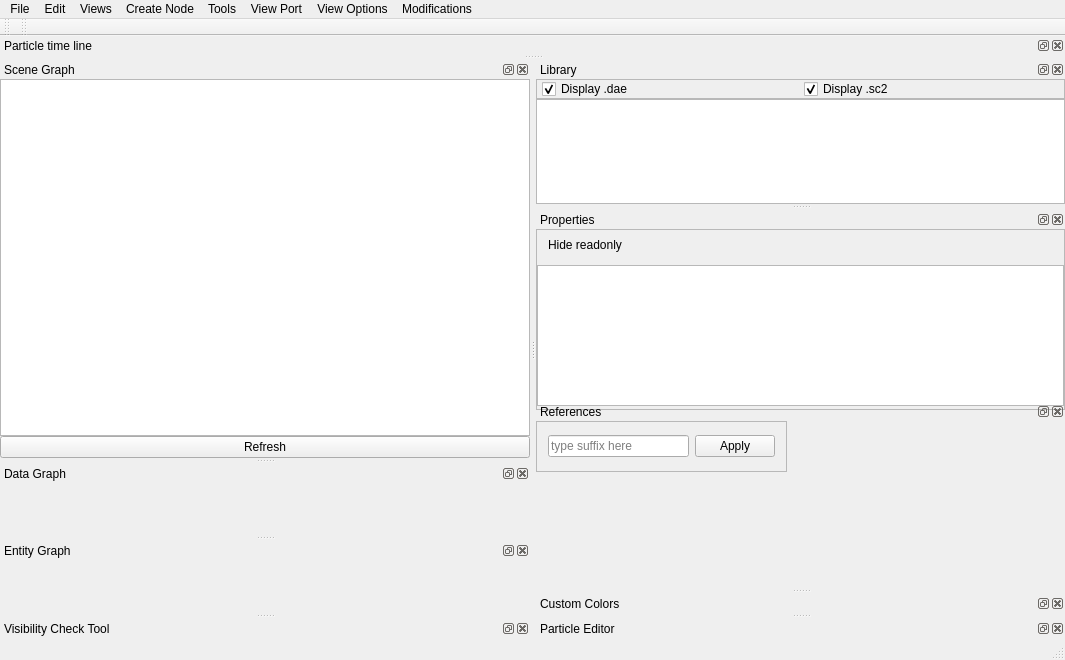
Qt form Tools/ResourceEditor/DataQt/mainwindow.ui (xaoctech/dava.engine) before a commit.
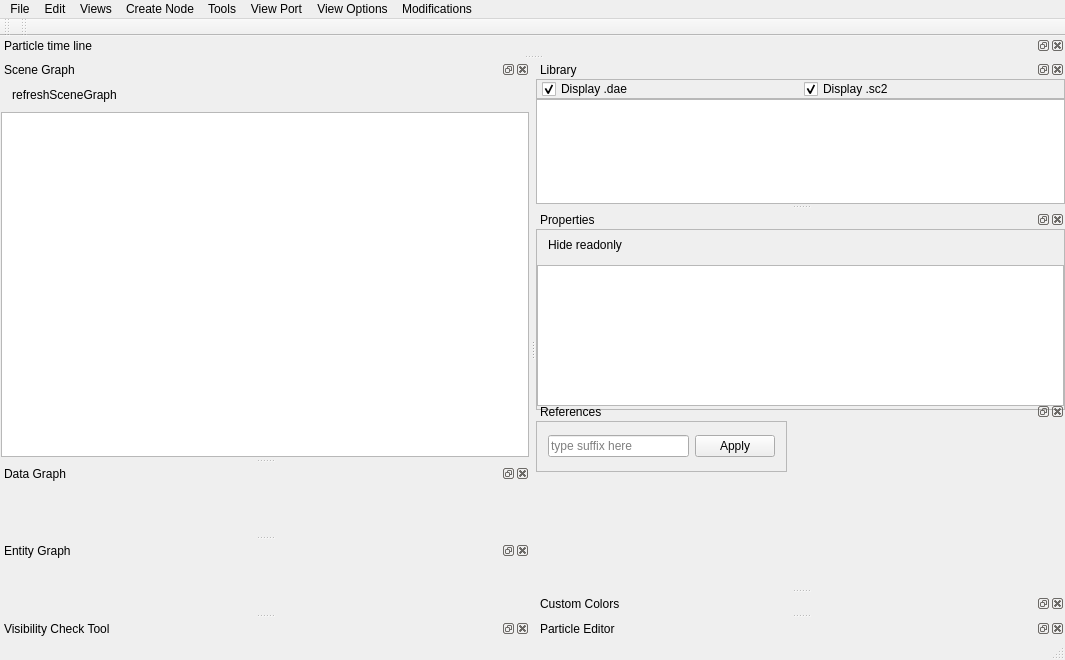
The same form after that commit. Icons and pictures are not drawn. Custom widgets are drawn as their Qt base class.

Commit message: [DF-731] Added toolbar for sceneGraph

What changed in the file:
```diff
--- a/Tools/ResourceEditor/DataQt/mainwindow.ui
+++ b/Tools/ResourceEditor/DataQt/mainwindow.ui
@@ -70,11 +70,19 @@
     </property>
     <layout class="QVBoxLayout" name="verticalLayout">
      <property name="spacing">
-      <number>0</number>
+      <number>3</number>
      </property>
      <property name="margin">
-      <number>0</number>
+      <number>1</number>
      </property>
+     <item>
+      <widget class="QToolBar" name="propertiesToolBar_2">
+       <property name="layoutDirection">
+        <enum>Qt::LeftToRight</enum>
+       </property>
+       <addaction name="actionRefreshSceneGraph"/>
+      </widget>
+     </item>
      <item>
       <widget class="QSceneGraphTreeView" name="sceneGraphTree">
        <property name="contextMenuPolicy">
@@ -94,13 +102,6 @@
        </property>
       </widget>
      </item>
-     <item>
-      <widget class="QPushButton" name="btnRefresh">
-       <property name="text">
-        <string>Refresh</string>
-       </property>
-      </widget>
-     </item>
     </layout>
    </widget>
   </widget>
@@ -927,6 +928,11 @@
     <string>Hide readonly</string>
    </property>
   </action>
+  <action name="actionRefreshSceneGraph">
+   <property name="text">
+    <string>refreshSceneGraph</string>
+   </property>
+  </action>
  </widget>
  <layoutdefault spacing="6" margin="11"/>
  <customwidgets>
```
Left out of the diff: 6 changed lines with no effect on the pictures. The commit also changes 1 other file.
